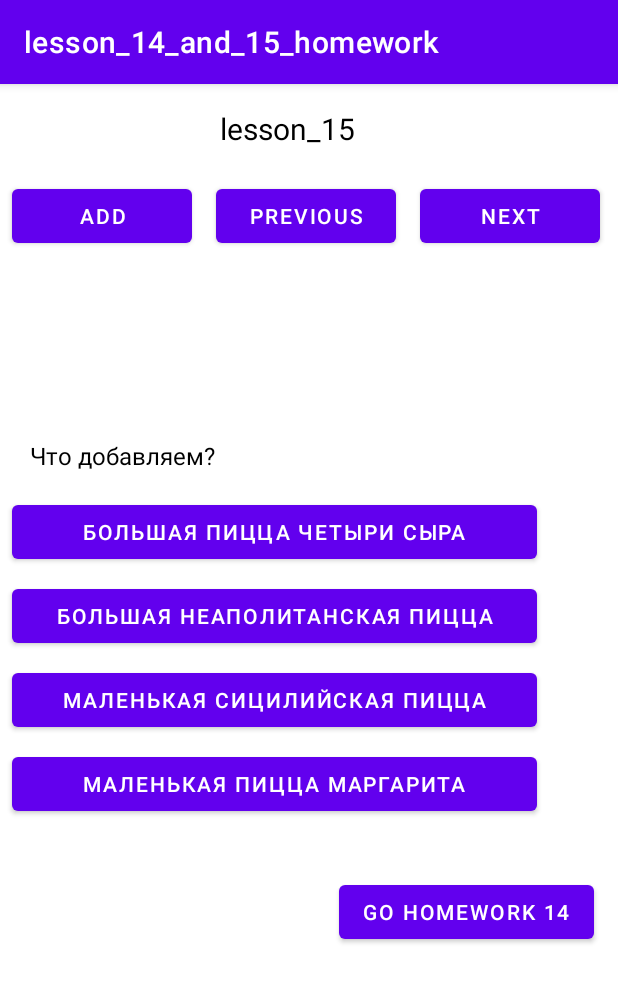
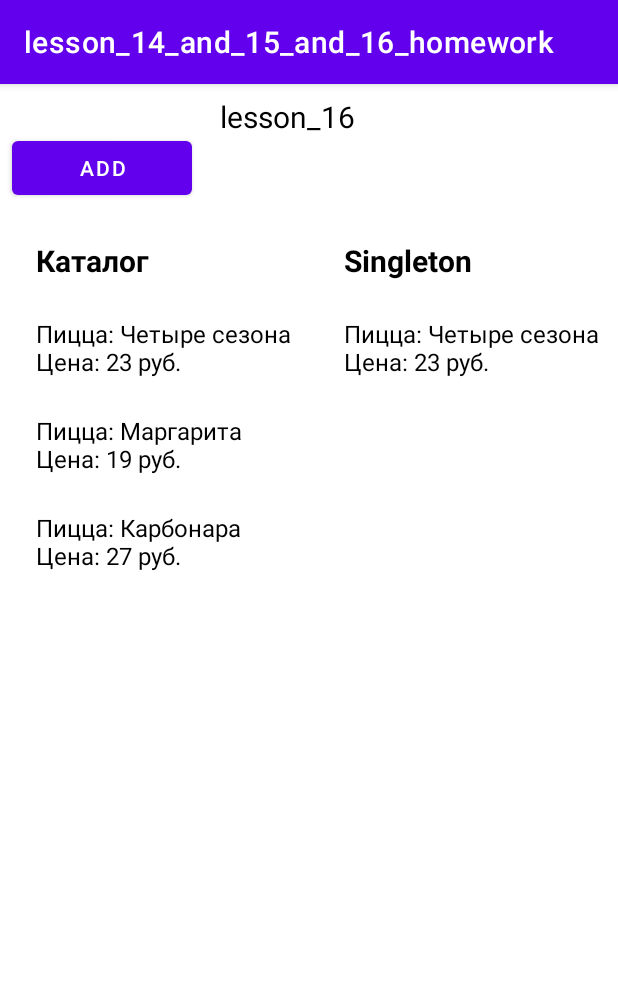
Before and after one commit to Svirido/lesson_14_homework, an Android app: the screen it shows after launch (MainActivity2), after a tap on "ADD", on a phone screen of 412 x 824 dp. Shown: the top 982 px of the screen. Run offline under Robolectric (Android 15) with nearby library versions, the phone set to English and light mode, and no system bars.

Commit message:
Lesson 16 (task 1-4)

```diff
--- a/app/src/main/java/com/example/lesson_14_homework/BigFourCheeses.kt
+++ b/app/src/main/java/com/example/lesson_14_homework/BigFourCheeses.kt
@@ -1,5 +1,12 @@
 package com.example.lesson_14_homework
 
-class BigFourCheeses : BigPizza () {
-    var numberOfCheeses = 0
+class BigFourCheeses : BigPizza() {
+
+    var numberOfCheeses : Int
+
+    set(value) {
+        if (value < 3) numberOfCheeses = 3
+    }
+
+    get() = (0..10).random()
 }
--- a/app/src/main/java/com/example/lesson_14_homework/BigNeapolitan.kt
+++ b/app/src/main/java/com/example/lesson_14_homework/BigNeapolitan.kt
@@ -1,5 +1,13 @@
 package com.example.lesson_14_homework
 
-class BigNeapolitan : BigPizza () {
-    var tomatoVariety = ""
+class BigNeapolitan : BigPizza() {
+
+    var tomatoVariety : String
+
+        set(value) {
+           if (value == "") tomatoVariety = "Красный"
+        }
+
+        get() = "Сорт томатов + $tomatoVariety"
+
 }
--- /dev/null
+++ b/app/src/main/java/com/example/lesson_14_homework/Catalog.kt
@@ -0,0 +1,7 @@
+package com.example.lesson_14_homework
+
+class Catalog <T> {
+
+   var boxPizza: ArrayList<T> = arrayListOf()
+
+}
--- a/app/src/main/java/com/example/lesson_14_homework/MainActivity2.kt
+++ b/app/src/main/java/com/example/lesson_14_homework/MainActivity2.kt
@@ -4,8 +4,8 @@ import android.content.Intent
 import androidx.appcompat.app.AppCompatActivity
 import android.os.Bundle
 import android.view.View
+import android.widget.Button
 import com.example.lesson_14_homework.databinding.ActivityMain2Binding
-import com.example.lesson_14_homework.databinding.ActivityMainBinding
 
 class MainActivity2 : AppCompatActivity() {
     lateinit var binding2: ActivityMain2Binding
@@ -13,19 +13,63 @@ class MainActivity2 : AppCompatActivity() {
         super.onCreate(s)
         binding2 = ActivityMain2Binding.inflate(layoutInflater)
         setContentView(binding2.root)
+
+        var box = Catalog<Pizza>()
+
+        var pizza1 = Pizza()
+        box.boxPizza.add(pizza1.apply {
+            name = "Четыре сезона"
+            price = 23
+        })
+        binding2.textViewCatalog0.text = box.boxPizza[0].extension()
+
+        var pizza2 = Pizza()
+        box.boxPizza.add(pizza2.apply {
+            name = "Маргарита"
+            price = 19
+        })
+        binding2.textViewCatalog1.text = box.boxPizza[1].extension()
+
+        var pizza3 = Pizza()
+        box.boxPizza.add(pizza3.apply {
+            name = "Карбонара"
+            price = 27
+        })
+        binding2.textViewCatalog2.text = box.boxPizza[2].extension()
+
+        var i = 0
+        val button: Button = findViewById(R.id.buttonAdd)
+        button.setOnClickListener {
+            i++
+            when (i) {
+                1 -> {
+                    PizzaSingleton.pizza.add(box.boxPizza[0])
+                    binding2.textViewSingelton0.text = PizzaSingleton.pizza[0].extension()
+                }
+                2 -> {
+                    PizzaSingleton.pizza.add(box.boxPizza[1])
+                    binding2.textViewSingelton1.text = PizzaSingleton.pizza[1].extension()
+                }
+                else -> {
+                    PizzaSingleton.pizza.add(box.boxPizza[2])
+                    binding2.textViewSingelton2.text = PizzaSingleton.pizza[2].extension()
+                }
+            }
+        }
     }
+
 
     var counter = 0
 
-    fun add(view: View) {
-        binding2.run {
-            textAdd.visibility = View.VISIBLE
-            buttonBigFourCheeses.visibility = View.VISIBLE
-            buttonBigNeapolitan.visibility = View.VISIBLE
-            buttonSmallSicilian.visibility = View.VISIBLE
-            buttonSmallMargarita.visibility = View.VISIBLE
-        }
-    }
+//    fun add(view: View) {
+//        binding2.run {
+//            textAdd.visibility = View.VISIBLE
+//            buttonBigFourCheeses.visibility = View.VISIBLE
+//            buttonBigNeapolitan.visibility = View.VISIBLE
+//            buttonSmallSicilian.visibility = View.VISIBLE
+//            buttonSmallMargarita.visibility = View.VISIBLE
+//        }
+//    }
 
     fun closeAdd() {
         binding2.run {
--- a/app/src/main/java/com/example/lesson_14_homework/SmallMargarita.kt
+++ b/app/src/main/java/com/example/lesson_14_homework/SmallMargarita.kt
@@ -1,5 +1,12 @@
 package com.example.lesson_14_homework
 
 class SmallMargarita : SmallPizza() {
-    var basil = 0
+
+    var basil : Int
+
+        set(value) {
+            if (value < 5) basil = 5
+        }
+
+        get() = (0..20).random()
 }
--- a/app/src/main/java/com/example/lesson_14_homework/SmallSicilian.kt
+++ b/app/src/main/java/com/example/lesson_14_homework/SmallSicilian.kt
@@ -1,5 +1,13 @@
 package com.example.lesson_14_homework
 
 class SmallSicilian : SmallPizza () {
-    var weight = 0
+
+    var weight : Int
+
+    set(value) {
+        if (value < 350) weight = 350
+    }
+
+    get() = (200..1000).random()
+
 }
--- a/app/src/main/res/layout/activity_main2.xml
+++ b/app/src/main/res/layout/activity_main2.xml
@@ -10,8 +10,8 @@
         android:id="@+id/textView2"
         android:layout_width="wrap_content"
         android:layout_height="wrap_content"
-        android:layout_marginTop="16dp"
-        android:text="lesson_15"
+        android:layout_marginTop="8dp"
+        android:text="lesson_16"
         android:textColor="@color/black"
         android:textSize="20sp"
         app:layout_constraintEnd_toEndOf="parent"
@@ -26,17 +26,18 @@
         android:layout_marginTop="528dp"
         android:onClick="gohomework14"
         android:text="go homework 14"
+        android:visibility="gone"
         app:layout_constraintEnd_toEndOf="parent"
         app:layout_constraintHorizontal_bias="0.933"
         app:layout_constraintStart_toStartOf="parent"
         app:layout_constraintTop_toTopOf="parent" />
 
     <Button
-        android:id="@+id/button9"
+        android:id="@+id/buttonAdd"
         android:layout_width="120dp"
         android:layout_height="wrap_content"
         android:layout_marginStart="8dp"
-        android:layout_marginTop="64dp"
+        android:layout_marginTop="32dp"
         android:onClick="add"
         android:text="@string/add"
         app:layout_constraintStart_toStartOf="parent"
@@ -49,8 +50,9 @@
         android:layout_marginStart="16dp"
         android:onClick="previous"
         android:text="@string/previous"
-        app:layout_constraintStart_toEndOf="@+id/button9"
-        app:layout_constraintTop_toTopOf="@+id/button9" />
+        android:visibility="gone"
+        app:layout_constraintStart_toEndOf="@+id/buttonAdd"
+        app:layout_constraintTop_toTopOf="@+id/buttonAdd" />
 
     <Button
         android:id="@+id/buttonNext"
@@ -59,6 +61,7 @@
         android:layout_marginStart="16dp"
         android:onClick="next1"
         android:text="@string/next"
+        android:visibility="gone"
         app:layout_constraintStart_toEndOf="@+id/buttonPrevision"
         app:layout_constraintTop_toTopOf="@+id/buttonPrevision" />
 
@@ -66,11 +69,12 @@
         android:id="@+id/textViewOut"
         android:layout_width="300dp"
         android:layout_height="wrap_content"
-        android:layout_marginTop="32dp"
+        android:layout_marginTop="76dp"
         android:textColor="@color/black"
         android:textSize="18dp"
+        android:visibility="gone"
         app:layout_constraintEnd_toEndOf="parent"
-        app:layout_constraintHorizontal_bias="0.498"
+        app:layout_constraintHorizontal_bias="0.495"
         app:layout_constraintStart_toStartOf="parent"
         app:layout_constraintTop_toBottomOf="@+id/buttonPrevision" />
 
@@ -83,7 +87,7 @@
         android:text="@string/infoAdd"
         android:textColor="@color/black"
         android:textSize="16sp"
-        android:visibility="invisible"
+        android:visibility="gone"
         app:layout_constraintStart_toStartOf="parent"
         app:layout_constraintTop_toBottomOf="@+id/textViewOut" />
 
@@ -95,7 +99,7 @@
         android:layout_marginTop="16dp"
         android:onClick="addBigFourCheeses"
         android:text="@string/BigFourCheeses"
-        android:visibility="invisible"
+        android:visibility="gone"
         app:layout_constraintStart_toStartOf="parent"
         app:layout_constraintTop_toBottomOf="@+id/textAdd" />
 
@@ -106,7 +110,7 @@
         android:layout_marginTop="8dp"
         android:onClick="addBigNeapolitan"
         android:text="@string/BigNeapolitan"
-        android:visibility="invisible"
+        android:visibility="gone"
         app:layout_constraintStart_toStartOf="@+id/buttonBigFourCheeses"
         app:layout_constraintTop_toBottomOf="@+id/buttonBigFourCheeses" />
 
@@ -117,7 +121,7 @@
         android:layout_marginTop="8dp"
         android:onClick="addSmallSicilian"
         android:text="@string/SmallSicilian"
-        android:visibility="invisible"
+        android:visibility="gone"
         app:layout_constraintStart_toStartOf="@+id/buttonBigNeapolitan"
         app:layout_constraintTop_toBottomOf="@+id/buttonBigNeapolitan" />
 
@@ -128,7 +132,7 @@
         android:layout_marginTop="8dp"
         android:onClick="addSmallMargarita"
         android:text="@string/SmallMargarita"
-        android:visibility="invisible"
+        android:visibility="gone"
         app:layout_constraintStart_toStartOf="@+id/buttonSmallSicilian"
         app:layout_constraintTop_toBottomOf="@+id/buttonSmallSicilian" />
 
@@ -139,7 +143,96 @@
         android:layout_marginTop="96dp"
         android:onClick="delete"
         android:text="@string/delete"
-        android:visibility="invisible"
+        android:visibility="gone"
         app:layout_constraintStart_toStartOf="@+id/buttonNext"
         app:layout_constraintTop_toBottomOf="@+id/buttonNext" />
+
+    <TextView
+        android:id="@+id/textView4"
+        android:layout_width="wrap_content"
+        android:layout_height="wrap_content"
+        android:layout_marginStart="24dp"
+        android:layout_marginTop="24dp"
+        android:text="Каталог"
+        android:textColor="@color/black"
+        android:textSize="20sp"
+        android:textStyle="bold"
+        app:layout_constraintStart_toStartOf="parent"
+        app:layout_constraintTop_toBottomOf="@+id/buttonAdd" />
+
+    <TextView
+        android:id="@+id/textView12"
+        android:layout_width="wrap_content"
+        android:layout_height="wrap_content"
+        android:layout_marginStart="130dp"
+        android:text="Singleton"
+        android:textColor="@color/black"
+        android:textSize="20sp"
+        android:textStyle="bold"
+        app:layout_constraintStart_toEndOf="@+id/textView4"
+        app:layout_constraintTop_toTopOf="@+id/textView4" />
+
+    <TextView
+        android:id="@+id/textViewCatalog0"
+        android:layout_width="wrap_content"
+        android:layout_height="wrap_content"
+        android:layout_marginTop="24dp"
+        android:text="TextView"
+        android:textColor="@color/black"
+        android:textSize="16sp"
+        app:layout_constraintStart_toStartOf="@+id/textView4"
+        app:layout_constraintTop_toBottomOf="@+id/textView4" />
+
+    <TextView
+        android:id="@+id/textViewCatalog1"
+        android:layout_width="wrap_content"
+        android:layout_height="wrap_content"
+        android:layout_marginTop="24dp"
+        android:text="TextView"
+        android:textColor="@color/black"
+        android:textSize="16sp"
+        app:layout_constraintStart_toStartOf="@+id/textViewCatalog0"
+        app:layout_constraintTop_toBottomOf="@+id/textViewCatalog0" />
+
+    <TextView
+        android:id="@+id/textViewCatalog2"
+        android:layout_width="wrap_content"
+        android:layout_height="wrap_content"
+        android:layout_marginTop="24dp"
+        android:text="TextView"
+        android:textColor="@color/black"
+        android:textSize="16sp"
+        app:layout_constraintStart_toStartOf="@+id/textViewCatalog1"
+        app:layout_constraintTop_toBottomOf="@+id/textViewCatalog1" />
+
+    <TextView
+        android:id="@+id/textViewSingelton0"
+        android:layout_width="wrap_content"
+        android:layout_height="wrap_content"
+        android:layout_marginTop="24dp"
+        android:textColor="@color/black"
+        android:textSize="16sp"
+        app:layout_constraintStart_toStartOf="@+id/textView12"
+        app:layout_constraintTop_toBottomOf="@+id/textView12" />
+
+    <TextView
+        android:id="@+id/textViewSingelton1"
+        android:layout_width="wrap_content"
+        android:layout_height="wrap_content"
+        android:layout_marginTop="24dp"
+        android:textColor="@color/black"
+        android:textSize="16sp"
+        app:layout_constraintStart_toStartOf="@+id/textViewSingelton0"
+        app:layout_constraintTop_toBottomOf="@+id/textViewSingelton0" />
+
+    <TextView
+        android:id="@+id/textViewSingelton2"
+        android:layout_width="wrap_content"
+        android:layout_height="wrap_content"
+        android:layout_marginTop="24dp"
+        android:textColor="@color/black"
+        android:textSize="16sp"
+        app:layout_constraintStart_toStartOf="@+id/textViewSingelton1"
+        app:layout_constraintTop_toBottomOf="@+id/textViewSingelton1" />
+
 </androidx.constraintlayout.widget.ConstraintLayout>
--- a/app/src/main/res/values/strings.xml
+++ b/app/src/main/res/values/strings.xml
@@ -1,6 +1,6 @@
 <resources>
 
-    <string name="app_name">lesson_14_and_15_homework</string>
+    <string name="app_name">lesson_14_and_15_and_16_homework</string>
     // кнопки
     <string name="Fibonacci_cycle">1. Fibonacci cycle</string>
     <string name="Fibonacci_recursion">1. Fibonacci recursion</string>
```
